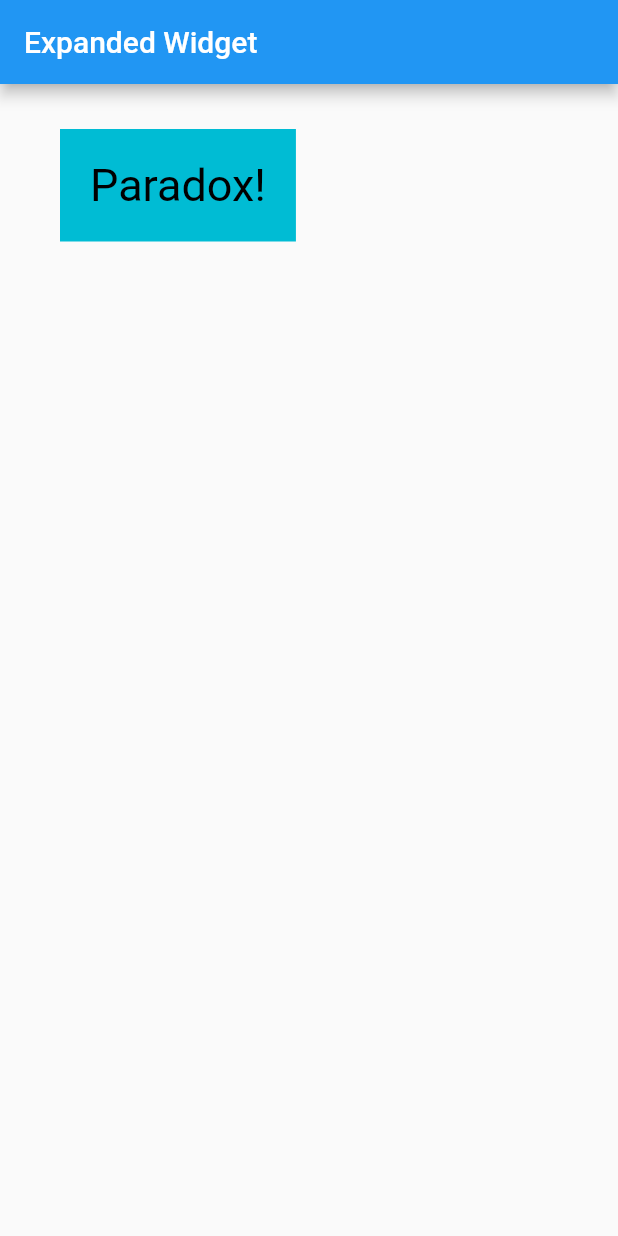
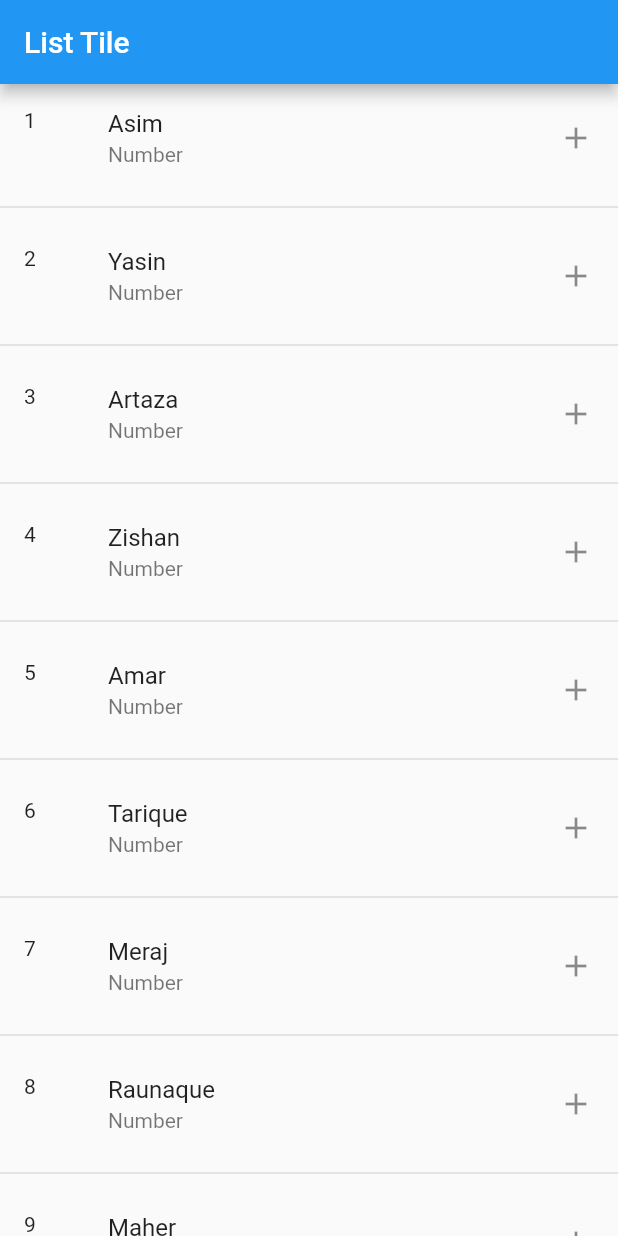
Before and after one commit to yasin9064/flutter_application_1, a Flutter app: the screen it shows after launch, on a phone screen of 412 x 824 dp. Run offline on Flutter 3.47's test engine with Material 2 defaults, Android fonts, the phone set to English and light mode, and no system bars.

Commit message:
Learn about List Tile.

```diff
--- a/lib/HomeScreen.dart
+++ b/lib/HomeScreen.dart
@@ -5,21 +5,37 @@ class HomeScreen extends StatelessWidget {
 
   @override
   Widget build(BuildContext context) {
-
-
-
+    var arrNames = [
+      'Asim',
+      'Yasin',
+      'Artaza',
+      'Zishan',
+      'Amar',
+      'Tarique',
+      'Meraj',
+      'Raunaque',
+      'Maher'
+    ];
+    // var arrNumbers = ['1, 2, 3, 4, 5, 6, 7, 8, 9'];
     return Scaffold(
         appBar: AppBar(
-          title: Text("Expanded Widget"),
+          title: Text("List Tile"),
         ),
-        body: Container(
-          color: Colors.cyan,
-          margin: EdgeInsets.only(top: 30, left: 40),
-          child: Padding(
-            padding: const EdgeInsets.all(20),
-            child: Text('Paradox!',style: TextStyle(fontSize: 30,color: Colors.black),),
-          ),
-        )
-    );
+        body: ListView.separated(
+            itemBuilder: (context, index) {
+              return ListTile(
+                leading: Text('${index+1}'),
+                title: Text(arrNames[index]),
+                subtitle: Text('Number'),
+                trailing: Icon(Icons.add),
+              );
+            },
+            itemCount: arrNames.length,
+            separatorBuilder: (context, index) {
+              return Divider(
+                height: 20,
+                thickness: 1,
+              );
+            }));
   }
 }
```
